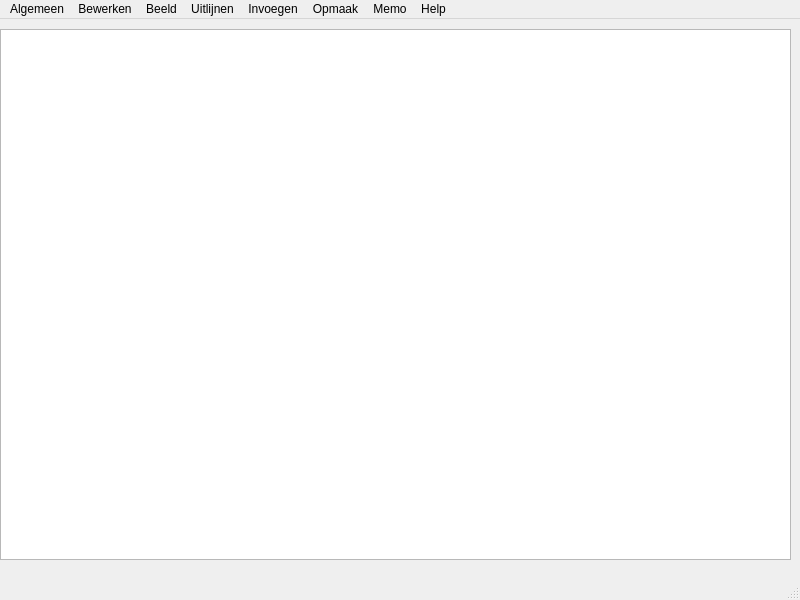
First picture: the form in mainwindow2.ui, repository keesdekeijzer/Edith, before the edit.
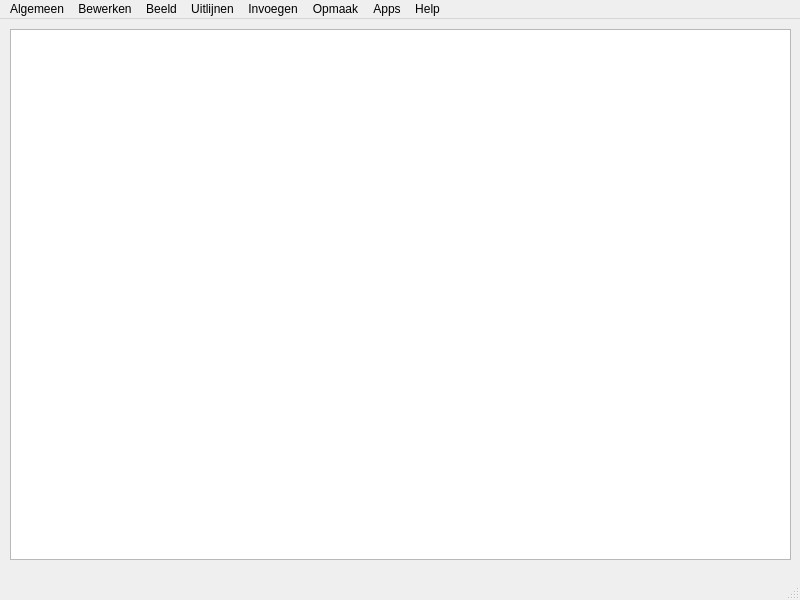
Second picture: the form after the edit.

Commit message: Voeg functionaliteit toe voor het aanpassen van lettertype en verbeter de UI-indeling

The edit to the form file:
```diff
--- a/mainwindow2.ui
+++ b/mainwindow2.ui
@@ -17,9 +17,9 @@
    <widget class="QTextEdit" name="textEdit">
     <property name="geometry">
      <rect>
-      <x>0</x>
+      <x>10</x>
       <y>10</y>
-      <width>791</width>
+      <width>781</width>
       <height>531</height>
      </rect>
     </property>
@@ -118,7 +118,7 @@
    </widget>
    <widget class="QMenu" name="menuMemo">
     <property name="title">
-     <string>Memo</string>
+     <string>Apps</string>
     </property>
     <addaction name="actionOpen_memo"/>
     <addaction name="actionMemo_lijst"/>
```
Left out of the diff: 9 changed lines with no effect on the pictures. The commit also changes 3 other files.
